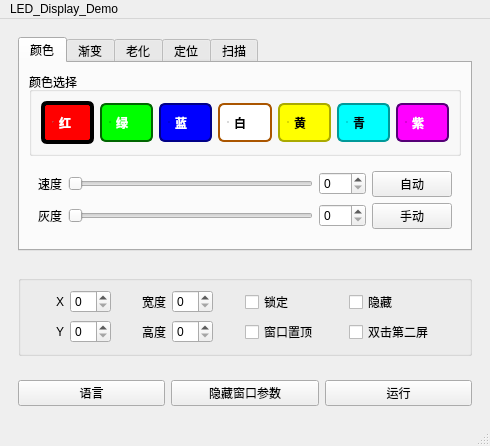
The window that LED_Display_Demo/LED_Display_Demo/mainwindow.ui (Limitlloss/QT_Study) describes before a commit, drawn with Qt 5.
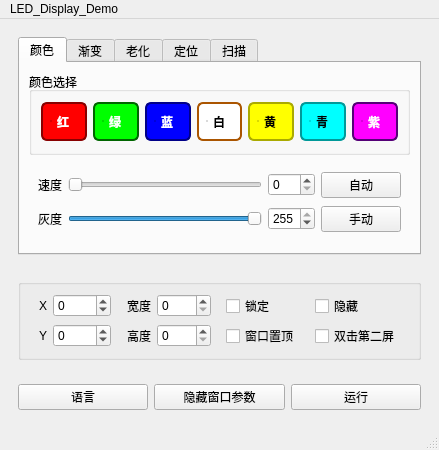
The same window after the commit.

What changed in the file:
```diff
--- a/LED_Display_Demo/LED_Display_Demo/mainwindow.ui
+++ b/LED_Display_Demo/LED_Display_Demo/mainwindow.ui
@@ -6,8 +6,8 @@
    <rect>
     <x>0</x>
     <y>0</y>
-    <width>490</width>
-    <height>442</height>
+    <width>439</width>
+    <height>450</height>
    </rect>
   </property>
   <property name="windowTitle">
@@ -57,9 +57,12 @@
                 <property name="text">
                  <string>红</string>
                 </property>
-                <property name="checked">
+                <property name="checkable">
                  <bool>true</bool>
                 </property>
+                <property name="checked">
+                 <bool>false</bool>
+                </property>
                </widget>
               </item>
               <item row="0" column="9">
@@ -259,7 +262,7 @@
                  <number>255</number>
                 </property>
                 <property name="value">
-                 <number>0</number>
+                 <number>255</number>
                 </property>
                 <property name="orientation">
                  <enum>Qt::Orientation::Horizontal</enum>
@@ -272,7 +275,7 @@
                  <number>255</number>
                 </property>
                 <property name="value">
-                 <number>0</number>
+                 <number>255</number>
                 </property>
                </widget>
               </item>
@@ -332,7 +335,11 @@
            </spacer>
           </item>
           <item row="6" column="5">
-           <widget class="QSpinBox" name="spinBox_hight"/>
+           <widget class="QSpinBox" name="spinBox_hight">
+            <property name="maximum">
+             <number>2160</number>
+            </property>
+           </widget>
           </item>
           <item row="6" column="4">
            <widget class="QLabel" name="label_hight">
@@ -342,7 +349,14 @@
            </widget>
           </item>
           <item row="6" column="2">
-           <widget class="QSpinBox" name="spinBox_y_value"/>
+           <widget class="QSpinBox" name="spinBox_y_value">
+            <property name="minimum">
+             <number>-1440</number>
+            </property>
+            <property name="maximum">
+             <number>1440</number>
+            </property>
+           </widget>
           </item>
           <item row="6" column="1">
            <widget class="QLabel" name="label_window_pos_y">
@@ -378,7 +392,11 @@
            </spacer>
           </item>
           <item row="0" column="5">
-           <widget class="QSpinBox" name="spinBox_width"/>
+           <widget class="QSpinBox" name="spinBox_width">
+            <property name="maximum">
+             <number>1440</number>
+            </property>
+           </widget>
           </item>
           <item row="0" column="8">
            <widget class="QCheckBox" name="checkBox_lock">
@@ -402,7 +420,14 @@
            </widget>
           </item>
           <item row="0" column="2">
-           <widget class="QSpinBox" name="spinBox_x_value"/>
+           <widget class="QSpinBox" name="spinBox_x_value">
+            <property name="minimum">
+             <number>-2160</number>
+            </property>
+            <property name="maximum">
+             <number>2160</number>
+            </property>
+           </widget>
           </item>
           <item row="6" column="10">
            <widget class="QCheckBox" name="checkBox_double_fullScreen">
@@ -491,7 +516,7 @@
     <rect>
      <x>0</x>
      <y>0</y>
-     <width>490</width>
+     <width>439</width>
      <height>21</height>
     </rect>
    </property>
```
Left out of the diff: 3 changed lines with no effect on the pictures.
